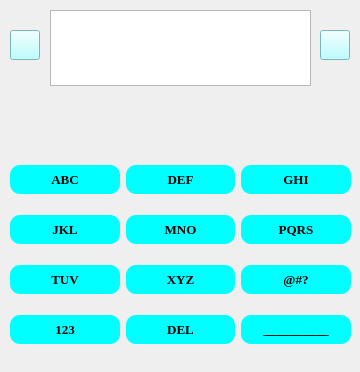
Qt form form.ui (doitunglam/demo2) before a commit.
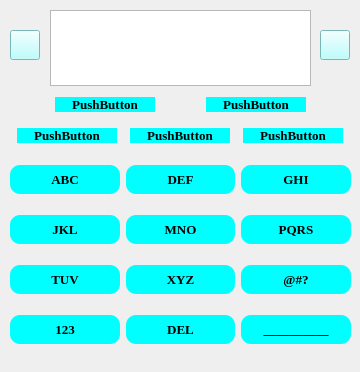
The same form after that commit. Icons and pictures are not drawn.

Diff of the .ui file:
```diff
--- a/form.ui
+++ b/form.ui
@@ -310,6 +310,125 @@
     </size>
    </property>
   </widget>
+  <widget class="QWidget" name="horizontalLayoutWidget">
+   <property name="geometry">
+    <rect>
+     <x>10</x>
+     <y>90</y>
+     <width>341</width>
+     <height>29</height>
+    </rect>
+   </property>
+   <layout class="QHBoxLayout" name="horizontalLayout">
+    <item>
+     <widget class="QPushButton" name="pushButton">
+      <property name="sizePolicy">
+       <sizepolicy hsizetype="Maximum" vsizetype="Fixed">
+        <horstretch>0</horstretch>
+        <verstretch>0</verstretch>
+       </sizepolicy>
+      </property>
+      <property name="minimumSize">
+       <size>
+        <width>100</width>
+        <height>0</height>
+       </size>
+      </property>
+      <property name="text">
+       <string>PushButton</string>
+      </property>
+     </widget>
+    </item>
+    <item>
+     <widget class="QPushButton" name="pushButton_2">
+      <property name="sizePolicy">
+       <sizepolicy hsizetype="Maximum" vsizetype="Fixed">
+        <horstretch>0</horstretch>
+        <verstretch>0</verstretch>
+       </sizepolicy>
+      </property>
+      <property name="minimumSize">
+       <size>
+        <width>100</width>
+        <height>0</height>
+       </size>
+      </property>
+      <property name="text">
+       <string>PushButton</string>
+      </property>
+     </widget>
+    </item>
+   </layout>
+  </widget>
+  <widget class="QWidget" name="horizontalLayoutWidget_2">
+   <property name="geometry">
+    <rect>
+     <x>10</x>
+     <y>120</y>
+     <width>341</width>
+     <height>31</height>
+    </rect>
+   </property>
+   <layout class="QHBoxLayout" name="horizontalLayout_2">
+    <item>
+     <widget class="QPushButton" name="pushButton_5">
+      <property name="sizePolicy">
+       <sizepolicy hsizetype="Maximum" vsizetype="Fixed">
+        <horstretch>0</horstretch>
+        <verstretch>0</verstretch>
+       </sizepolicy>
+      </property>
+      <property name="minimumSize">
+       <size>
+        <width>100</width>
+        <height>0</height>
+       </size>
+      </property>
+      <property name="text">
+       <string>PushButton</string>
+      </property>
+     </widget>
+    </item>
+    <item>
+     <widget class="QPushButton" name="pushButton_4">
+      <property name="sizePolicy">
+       <sizepolicy hsizetype="Maximum" vsizetype="Fixed">
+        <horstretch>0</horstretch>
+        <verstretch>0</verstretch>
+       </sizepolicy>
+      </property>
+      <property name="minimumSize">
+       <size>
+        <width>100</width>
+        <height>0</height>
+       </size>
+      </property>
+      <property name="text">
+       <string>PushButton</string>
+      </property>
+     </widget>
+    </item>
+    <item>
+     <widget class="QPushButton" name="pushButton_3">
+      <property name="sizePolicy">
+       <sizepolicy hsizetype="Maximum" vsizetype="Fixed">
+        <horstretch>100</horstretch>
+        <verstretch>0</verstretch>
+       </sizepolicy>
+      </property>
+      <property name="minimumSize">
+       <size>
+        <width>100</width>
+        <height>0</height>
+       </size>
+      </property>
+      <property name="text">
+       <string>PushButton</string>
+      </property>
+     </widget>
+    </item>
+   </layout>
+  </widget>
  </widget>
  <resources/>
  <connections/>
```
